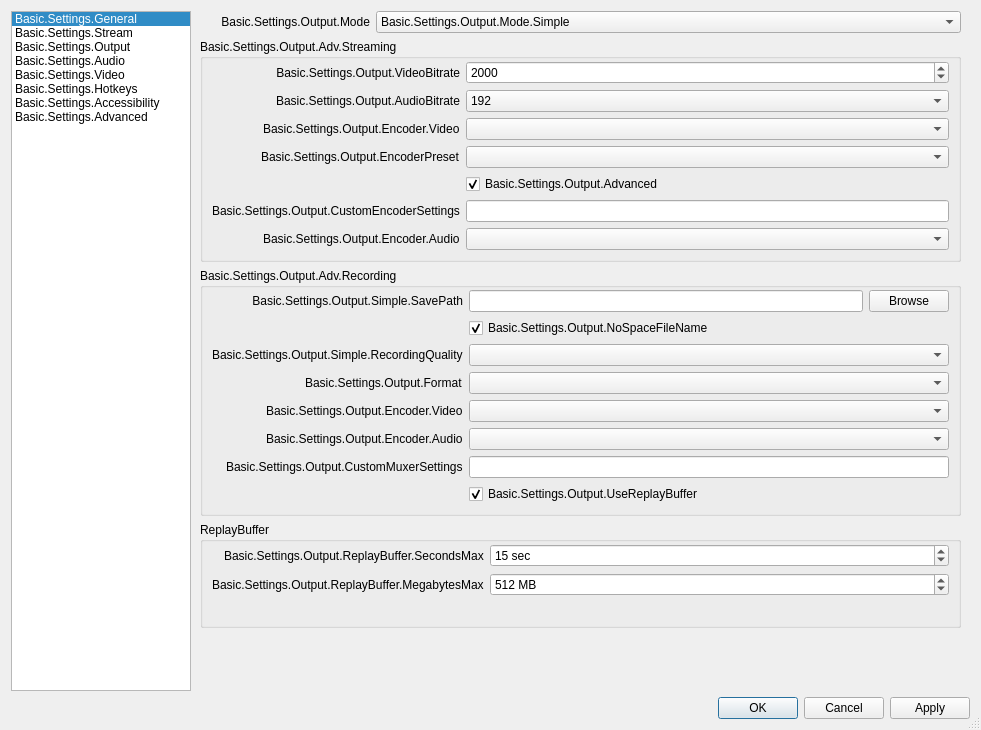
This is UI/forms/OBSBasicSettings.ui in BlueCheeseburger/obs-studio as Qt 5 draws it before an edit. The edited form follows.
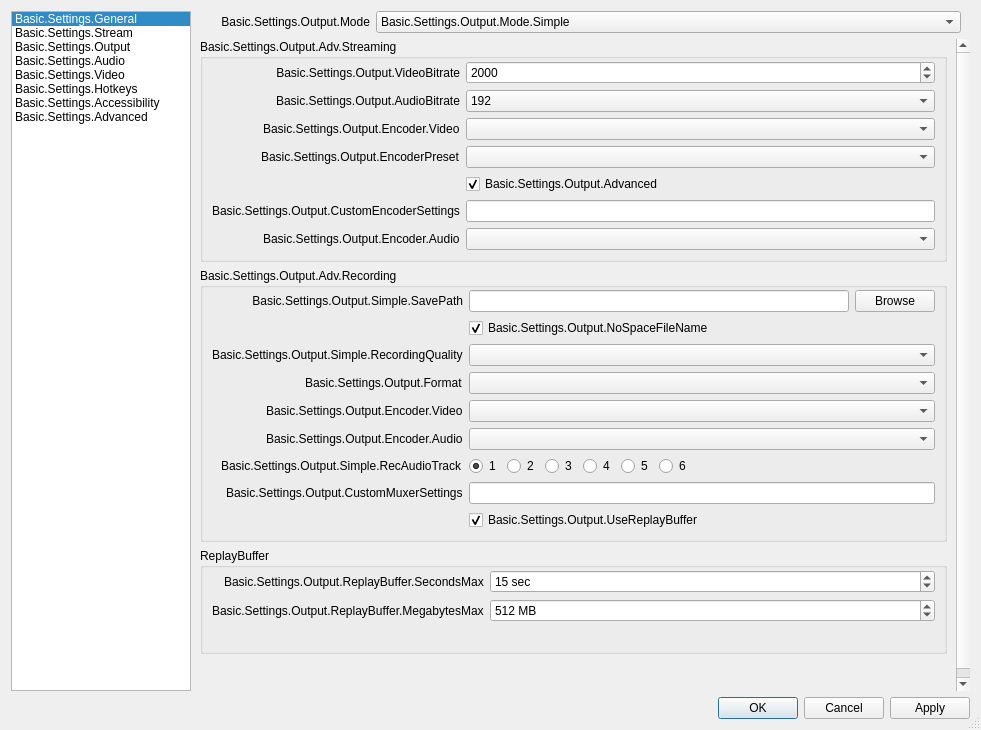
This is the edited form. The open tabs and pages were chosen to show the change. Icons and pictures are not drawn. Custom widgets are drawn as their Qt base class.

Commit message:
UI: Enable multiple audio tracks in Simple Output recording
This adds support for multiple audio tracks in Simple Output for
recordings.
This is enabled for all quality presets (including "Lossless") except
"Same as Stream".
This is also enabled for the Replay Buffer.
An exception is made for flv recording format since it only allows a
single audio track.
The recorded track (and streaming track) is then Track 1 as before.

```diff
--- a/UI/forms/OBSBasicSettings.ui
+++ b/UI/forms/OBSBasicSettings.ui
@@ -1939,6 +1939,217 @@
                         <widget class="QComboBox" name="simpleOutRecAEncoder"/>
                        </item>
                        <item row="6" column="0">
+                        <widget class="QLabel" name="simplerectrack_label">
+                         <property name="text">
+                          <string>Basic.Settings.Output.Simple.RecAudioTrack</string>
+                         </property>
+                        </widget>
+                       </item>
+                       <item row="6" column="1">
+                        <widget class="QStackedWidget" name="simpleRecTrackWidget">
+                         <property name="sizePolicy">
+                          <sizepolicy hsizetype="Maximum" vsizetype="Preferred">
+                           <horstretch>0</horstretch>
+                           <verstretch>0</verstretch>
+                          </sizepolicy>
+                         </property>
+                         <property name="currentIndex">
+                          <number>0</number>
+                         </property>
+                         <widget class="QWidget" name="simpleRecTracks">
+                          <layout class="QHBoxLayout" name="horizontalLayoutSimpleTracks">
+                           <property name="leftMargin">
+                            <number>0</number>
+                           </property>
+                           <property name="topMargin">
+                            <number>0</number>
+                           </property>
+                           <property name="rightMargin">
+                            <number>0</number>
+                           </property>
+                           <property name="bottomMargin">
+                            <number>0</number>
+                           </property>
+                           <item>
+                            <widget class="QCheckBox" name="simpleOutRecTrack1">
+                             <property name="sizePolicy">
+                              <sizepolicy hsizetype="Minimum" vsizetype="Preferred">
+                               <horstretch>0</horstretch>
+                               <verstretch>0</verstretch>
+                              </sizepolicy>
+                             </property>
+                             <property name="text">
+                              <string notr="true">1</string>
+                             </property>
+                            </widget>
+                           </item>
+                           <item>
+                            <widget class="QCheckBox" name="simpleOutRecTrack2">
+                             <property name="sizePolicy">
+                              <sizepolicy hsizetype="Minimum" vsizetype="Preferred">
+                               <horstretch>0</horstretch>
+                               <verstretch>0</verstretch>
+                              </sizepolicy>
+                             </property>
+                             <property name="text">
+                              <string notr="true">2</string>
+                             </property>
+                            </widget>
+                           </item>
+                           <item>
+                            <widget class="QCheckBox" name="simpleOutRecTrack3">
+                             <property name="sizePolicy">
+                              <sizepolicy hsizetype="Minimum" vsizetype="Preferred">
+                               <horstretch>0</horstretch>
+                               <verstretch>0</verstretch>
+                              </sizepolicy>
+                             </property>
+                             <property name="text">
+                              <string notr="true">3</string>
+                             </property>
+                            </widget>
+                           </item>
+                           <item>
+                            <widget class="QCheckBox" name="simpleOutRecTrack4">
+                             <property name="sizePolicy">
+                              <sizepolicy hsizetype="Minimum" vsizetype="Preferred">
+                               <horstretch>0</horstretch>
+                               <verstretch>0</verstretch>
+                              </sizepolicy>
+                             </property>
+                             <property name="text">
+                              <string notr="true">4</string>
+                             </property>
+                            </widget>
+                           </item>
+                           <item>
+                            <widget class="QCheckBox" name="simpleOutRecTrack5">
+                             <property name="sizePolicy">
+                              <sizepolicy hsizetype="Minimum" vsizetype="Preferred">
+                               <horstretch>0</horstretch>
+                               <verstretch>0</verstretch>
+                              </sizepolicy>
+                             </property>
+                             <property name="text">
+                              <string notr="true">5</string>
+                             </property>
+                            </widget>
+                           </item>
+                           <item>
+                            <widget class="QCheckBox" name="simpleOutRecTrack6">
+                             <property name="sizePolicy">
+                              <sizepolicy hsizetype="Minimum" vsizetype="Preferred">
+                               <horstretch>0</horstretch>
+                               <verstretch>0</verstretch>
+                              </sizepolicy>
+                             </property>
+                             <property name="text">
+                              <string notr="true">6</string>
+                             </property>
+                            </widget>
+                           </item>
+                          </layout>
+                         </widget>
+                         <widget class="QWidget" name="simpleFlvTracks">
+                          <layout class="QHBoxLayout" name="horizontalLayoutSimpleFLVTracks">
+                           <property name="leftMargin">
+                            <number>0</number>
+                           </property>
+                           <property name="topMargin">
+                            <number>0</number>
+                           </property>
+                           <property name="rightMargin">
+                            <number>0</number>
+                           </property>
+                           <property name="bottomMargin">
+                            <number>0</number>
+                           </property>
+                           <item>
+                            <widget class="QRadioButton" name="simpleFlvTrack1">
+                             <property name="sizePolicy">
+                              <sizepolicy hsizetype="Minimum" vsizetype="Preferred">
+                               <horstretch>0</horstretch>
+                               <verstretch>0</verstretch>
+                              </sizepolicy>
+                             </property>
+                             <property name="text">
+                              <string>1</string>
+                             </property>
+                             <property name="checked">
+                              <bool>true</bool>
+                             </property>
+                            </widget>
+                           </item>
+                           <item>
+                            <widget class="QRadioButton" name="simpleFlvTrack2">
+                             <property name="sizePolicy">
+                              <sizepolicy hsizetype="Minimum" vsizetype="Preferred">
+                               <horstretch>0</horstretch>
+                               <verstretch>0</verstretch>
+                              </sizepolicy>
+                             </property>
+                             <property name="text">
+                              <string>2</string>
+                             </property>
+                            </widget>
+                           </item>
+                           <item>
+                            <widget class="QRadioButton" name="simpleFlvTrack3">
+                             <property name="sizePolicy">
+                              <sizepolicy hsizetype="Minimum" vsizetype="Preferred">
+                               <horstretch>0</horstretch>
+                               <verstretch>0</verstretch>
+                              </sizepolicy>
+                             </property>
+                             <property name="text">
+                              <string>3</string>
+                             </property>
+                            </widget>
+                           </item>
+                           <item>
+                            <widget class="QRadioButton" name="simpleFlvTrack4">
+                             <property name="sizePolicy">
+                              <sizepolicy hsizetype="Minimum" vsizetype="Preferred">
+                               <horstretch>0</horstretch>
+                               <verstretch>0</verstretch>
+                              </sizepolicy>
+                             </property>
+                             <property name="text">
+                              <string>4</string>
+                             </property>
+                            </widget>
+                           </item>
+                           <item>
+                            <widget class="QRadioButton" name="simpleFlvTrack5">
+                             <property name="sizePolicy">
+                              <sizepolicy hsizetype="Minimum" vsizetype="Preferred">
+                               <horstretch>0</horstretch>
+                               <verstretch>0</verstretch>
+                              </sizepolicy>
+                             </property>
+                             <property name="text">
+                              <string>5</string>
+                             </property>
+                            </widget>
+                           </item>
+                           <item>
+                            <widget class="QRadioButton" name="simpleFlvTrack6">
+                             <property name="sizePolicy">
+                              <sizepolicy hsizetype="Minimum" vsizetype="Preferred">
+                               <horstretch>0</horstretch>
+                               <verstretch>0</verstretch>
+                              </sizepolicy>
+                             </property>
+                             <property name="text">
+                              <string>6</string>
+                             </property>
+                            </widget>
+                           </item>
+                          </layout>
+                         </widget>
+                        </widget>
+                       </item>
+                       <item row="7" column="0">
                         <widget class="QLabel" name="label_420">
                          <property name="text">
                           <string>Basic.Settings.Output.CustomMuxerSettings</string>
@@ -1948,10 +2159,10 @@
                          </property>
                         </widget>
                        </item>
-                       <item row="6" column="1">
-                        <widget class="QLineEdit" name="simpleOutMuxCustom"/>
-                       </item>
                        <item row="7" column="1">
+                        <widget class="QLineEdit" name="simpleOutMuxCustom"/>
+                       </item>
+                       <item row="8" column="1">
                         <widget class="QCheckBox" name="simpleReplayBuf">
                          <property name="text">
                           <string>Basic.Settings.Output.UseReplayBuffer</string>
```
Left out of the diff: 6 changed lines with no effect on the pictures. The commit also changes 4 other files.
